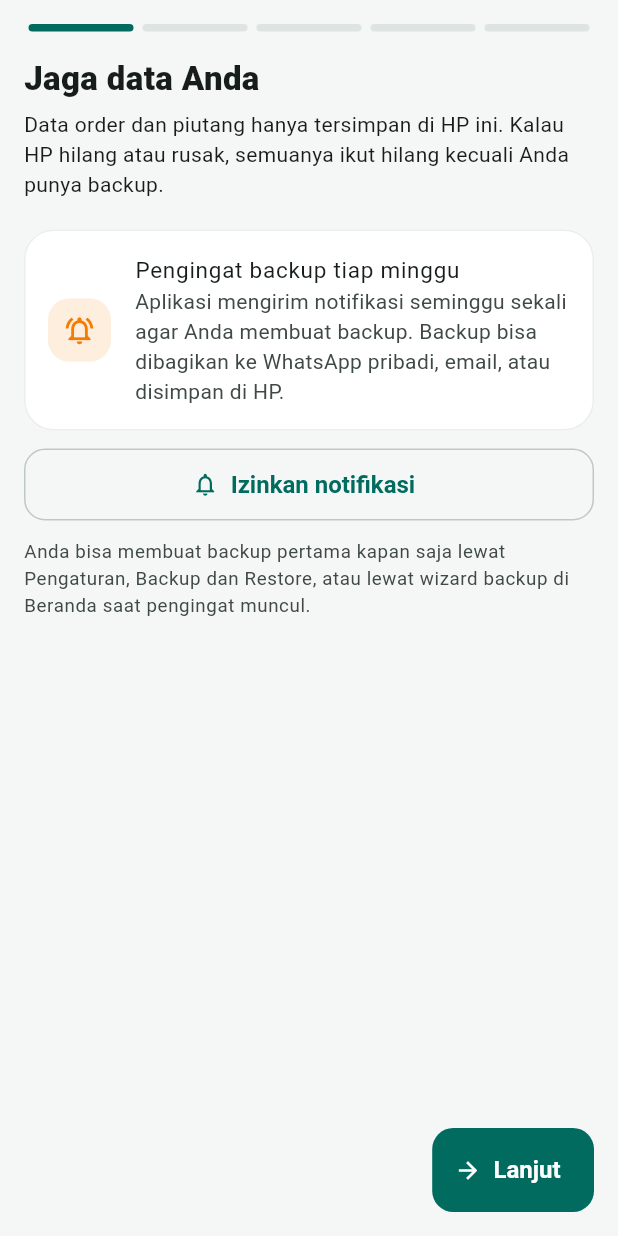
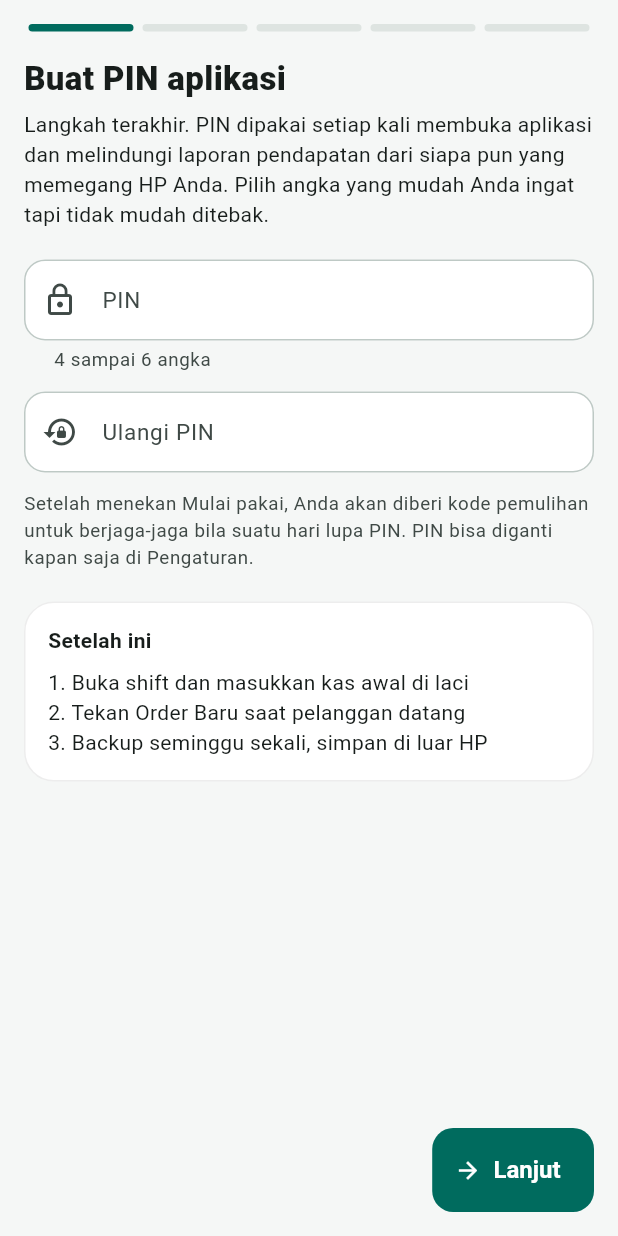
Before and after one commit to fhwattiheluw/Loundry_mobile, a Flutter app: the SetupWizard screen opened directly, swiped to page 5, on a phone screen of 412 x 824 dp. Run offline on Flutter 3.47's test engine with Material 3 defaults, Android fonts, the phone set to English and light mode, and no system bars; our stand-ins replace connectivity_plus, csv, file_picker, fl_chart, flutter_local_notifications, flutter_riverpod and 9 more; missing offline and left inert: esc_pos_utils_plus, mobile_scanner, print_bluetooth_thermal; accounts and stored records are empty.

Commit message:
feat(onboarding): wizard dulu, PIN dibuat di langkah terakhir
Pemasangan baru tidak lagi mendarat di layar PIN dengan PIN bawaan 1234.
Wizard pengaturan awal tampil lebih dulu (nama usaha, harga, printer,
backup), dan pemilik membuat PIN-nya sendiri di langkah terakhir, lalu
langsung masuk.

- Seed: pemilik dibuat tanpa PIN (hash kosong); tidak ada PIN bawaan
- "Pemasangan baru" ditentukan dari data (ownerPinNotSet), bukan flag
  terpisah, sehingga tidak mungkin berselisih dengan keadaan PIN
- createFirstOwnerPin hanya berhasil selama pemilik belum punya PIN,
  supaya PIN pemilik tidak bisa direbut orang yang memegang HP
- Langkah PIN dipindah ke akhir, wajib saat pemasangan baru, dan menolak
  PIN lemah (0000, 1234, 4321, dst)
- PIN disimpan bersama kode pemulihan di akhir wizard
- Pemasangan lama (sudah punya PIN) tetap lewat layar PIN
- Isian wizard terisi ulang bila wizard terputus di tengah
- Bantuan "Pindah ke HP baru" disesuaikan

Co-Authored-By: Claude Sonnet 5.5 <noreply@anthropic.com>
Claude-Session: https://claude.ai/code/session_01Y2UnyvnBCF8gtE9bhPtXxd

```diff
--- a/lib/application/providers.dart
+++ b/lib/application/providers.dart
@@ -49,6 +49,13 @@ final customerRepoProvider = Provider<CustomerRepository>(
 
 final serviceRepoProvider = Provider<ServiceRepository>(
   (ref) => ServiceRepository(ref.watch(databaseProvider)),
+);
+
+/// Benar pada pemasangan baru: pemilik belum membuat PIN. Aplikasi lalu
+/// membuka wizard pengaturan awal, bukan layar masuk, dan PIN dibuat di
+/// langkah terakhir wizard.
+final firstRunProvider = FutureProvider<bool>(
+  (ref) => ref.watch(userRepoProvider).ownerPinNotSet(),
 );
 
 final userRepoProvider = Provider<UserRepository>(
--- a/lib/core/security.dart
+++ b/lib/core/security.dart
@@ -15,6 +15,28 @@ String hashPin(String pin) {
 }
 
 bool verifyPin(String pin, String hash) => hashPin(pin) == hash;
+
+/// PIN yang terlalu mudah ditebak: semua angka sama (0000, 7777) atau
+/// berurutan naik atau turun (1234, 123456, 4321).
+///
+/// Ini tebakan pertama siapa pun yang memegang HP orang lain, dan PIN 1234
+/// persis yang dulu dipakai sebagai PIN bawaan.
+bool isWeakPin(String pin) {
+  if (pin.length < 2) return false;
+
+  var same = true;
+  var up = true;
+  var down = true;
+
+  for (var i = 1; i < pin.length; i++) {
+    final step = pin.codeUnitAt(i) - pin.codeUnitAt(i - 1);
+    if (step != 0) same = false;
+    if (step != 1) up = false;
+    if (step != -1) down = false;
+  }
+
+  return same || up || down;
+}
 
 /// Normalisasi nomor HP Indonesia ke format internasional tanpa tanda plus.
 ///
--- a/lib/data/db/seed.dart
+++ b/lib/data/db/seed.dart
@@ -9,9 +9,13 @@ import 'settings_keys.dart';
 Future<void> seedInitialData(Database db) async {
   final now = DateTime.now().toIso8601String();
 
+  // Pemilik dibuat TANPA PIN (hash kosong, yang tidak pernah cocok dengan PIN
+  // apa pun). Tidak ada PIN bawaan yang sama di semua pemasangan: wizard
+  // pertama kali meminta pemilik membuat PIN-nya sendiri di langkah terakhir,
+  // lewat UserRepository.createFirstOwnerPin.
   await db.insert('users', {
     'name': 'Owner',
-    'pin_hash': hashPin('1234'),
+    'pin_hash': '',
     'role': 'owner',
     'active': 1,
   });
--- a/lib/data/repositories/master_repository.dart
+++ b/lib/data/repositories/master_repository.dart
@@ -269,6 +269,45 @@ class UserRepository {
     return db.insert('users', user.toMap());
   }
 
+  /// Pemasangan baru: pemilik sudah ada tetapi belum membuat PIN.
+  ///
+  /// Dasarnya data, bukan tanda terpisah, supaya "PIN sudah dibuat" dan
+  /// "bukan lagi pemasangan baru" tidak mungkin berselisih.
+  Future<bool> ownerPinNotSet() async {
+    final db = await _db.database;
+    final result = await db.rawQuery(
+      "SELECT COUNT(*) AS c FROM users "
+      "WHERE role = 'owner' AND active = 1 AND pin_hash = ''",
+    );
+    return (Sqflite.firstIntValue(result) ?? 0) > 0;
+  }
+
+  /// Membuat PIN pertama pemilik. Hanya berhasil selama pemilik belum punya
+  /// PIN; sesudahnya melempar [StateError].
+  ///
+  /// Pengaman ini penting: kalau bisa dipanggil kapan saja, siapa pun yang
+  /// memegang HP dapat mengganti PIN pemilik tanpa tahu PIN lamanya.
+  /// Mengembalikan pemilik yang sudah ber-PIN, siap dipakai masuk.
+  Future<AppUser> createFirstOwnerPin(String pin) async {
+    final db = await _db.database;
+
+    final rows = await db.query(
+      'users',
+      where: "role = 'owner' AND active = 1 AND pin_hash = ''",
+      orderBy: 'id',
+      limit: 1,
+    );
+    if (rows.isEmpty) {
+      throw StateError('PIN pemilik sudah pernah dibuat.');
+    }
+
+    final id = rows.first['id'] as int;
+    await setPin(id, pin);
+
+    final updated = await db.query('users', where: 'id = ?', whereArgs: [id]);
+    return AppUser.fromMap(updated.first);
+  }
+
   Future<void> setPin(int userId, String newPin) async {
     final db = await _db.database;
     await db.update('users', {'pin_hash': hashPin(newPin)},
--- a/lib/ui/help/help_screen.dart
+++ b/lib/ui/help/help_screen.dart
@@ -254,10 +254,12 @@ const _sections = [
       tone: 12,
       question: 'Pindah ke HP baru atau data hilang',
       steps: [
-        'Pasang aplikasi di HP baru dan lewati pengaturan awal.',
+        'Pasang aplikasi di HP baru, lalu isi pengaturan awal secukupnya. '
+            'PIN yang dibuat di sini hanya sementara.',
         'Pindahkan berkas backup ke HP baru.',
         'Buka Pengaturan, Backup dan restore, lalu tekan Kembalikan dari '
             'berkas backup.',
+        'Setelah dikembalikan, masuk dengan PIN yang lama.',
       ],
     ),
     HelpTopic(
--- a/lib/ui/onboarding/setup_wizard.dart
+++ b/lib/ui/onboarding/setup_wizard.dart
@@ -5,6 +5,7 @@ import 'package:flutter_riverpod/flutter_riverpod.dart';
 import '../../application/providers.dart';
 import '../../core/design_system.dart';
 import '../../core/formatters.dart';
+import '../../core/security.dart';
 import '../../data/db/settings_keys.dart';
 import '../../domain/models/models.dart';
 import '../settings/printer_settings_screen.dart';
@@ -13,7 +14,13 @@ import '../widgets/layout.dart';
 import '../../core/friendly_error.dart';
 import '../widgets/states.dart';
 
-/// Lima langkah yang harus dilewati toko baru sebelum melayani pelanggan.
+/// Lima langkah yang harus dilewati toko baru sebelum melayani pelanggan:
+/// nama usaha, harga, printer, backup, lalu PIN.
+///
+/// Pada pemasangan baru wizard ini muncul SEBELUM layar masuk, karena
+/// pemilik belum punya PIN. Urusan toko dulu, PIN dibuat paling akhir. Pada
+/// pemasangan lama yang belum menyelesaikannya, wizard muncul sesudah masuk
+/// dan langkah PIN boleh dikosongkan.
 ///
 /// Tanpa layar ini, toko baru mendarat di dashboard bernama "Laundry Saya"
 /// dengan harga contoh, dan sebagian besar pemilik tidak akan pernah
@@ -49,6 +56,25 @@ class _SetupWizardState extends ConsumerState<SetupWizard> {
 
   /// Harga yang sedang diketik, dikunci pada id layanan.
   final _prices = <int, TextEditingController>{};
+
+  @override
+  void initState() {
+    super.initState();
+
+    // Wizard yang terputus di tengah (aplikasi ditutup) dimulai lagi dari
+    // awal; isian yang sudah tersimpan jangan sampai terlihat hilang.
+    final settings = ref.read(settingsRepoProvider);
+    final name = settings.get(SettingsKeys.businessName);
+    final address = settings.get(SettingsKeys.businessAddress);
+
+    if (name != 'Laundry Saya') _nameController.text = name;
+    if (address != 'Jl. Contoh No. 1') _addressController.text = address;
+    _phoneController.text = settings.get(SettingsKeys.businessPhone);
+  }
+
+  /// Benar selama pemilik belum punya PIN. Dibaca dari database lewat
+  /// [firstRunProvider], jadi tidak mungkin berselisih dengan keadaan PIN.
+  bool get _firstRun => ref.read(firstRunProvider).valueOrNull ?? false;
 
   @override
   void dispose() {
@@ -132,12 +158,24 @@ class _SetupWizardState extends ConsumerState<SetupWizard> {
         ref.invalidate(servicesProvider);
         return true;
 
-      case 2:
+      case 4:
         final pin = _pinController.text;
-        if (pin.isEmpty) return true; // Dilewati, PIN lama tetap berlaku.
+
+        if (pin.isEmpty) {
+          if (!_firstRun) return true; // Dilewati, PIN lama tetap berlaku.
+
+          setState(() => _pinError = 'Buat PIN dulu untuk mulai memakai.');
+          return false;
+        }
 
         if (pin.length < 4) {
           setState(() => _pinError = 'PIN minimal 4 angka.');
+          return false;
+        }
+        if (isWeakPin(pin)) {
+          setState(() => _pinError =
+              'PIN ini terlalu mudah ditebak. Hindari 1234, 0000, atau '
+              'angka berurutan.');
           return false;
         }
         if (pin != _pinConfirmController.text) {
@@ -145,8 +183,8 @@ class _SetupWizardState extends ConsumerState<SetupWizard> {
           return false;
         }
 
-        final user = ref.read(currentUserProvider);
-        await ref.read(userRepoProvider).setPin(user.id!, pin);
+        // Baru disimpan di _finish, bersama kode pemulihan, supaya wizard
+        // yang terputus tidak meninggalkan PIN tanpa kode pemulihan.
         setState(() => _pinError = null);
         return true;
 
@@ -158,17 +196,44 @@ class _SetupWizardState extends ConsumerState<SetupWizard> {
   Future<void> _finish() async {
     setState(() => _saving = true);
 
-    // Kode pemulihan dibuat di akhir wizard, bukan saat PIN diganti:
-    // pemilik yang melewati langkah PIN pun tetap harus punya jalan masuk
-    // kembali bila suatu hari ia terkunci di luar.
-    final code = await ref.read(pinRecoveryProvider).generateRecoveryCode();
+    final firstRun = _firstRun;
+    final users = ref.read(userRepoProvider);
+    final pin = _pinController.text;
+    AppUser? owner;
 
-    await ref
-        .read(settingsRepoProvider)
-        .set(SettingsKeys.setupDone, '1');
+    try {
+      if (firstRun) {
+        owner = await users.createFirstOwnerPin(pin);
+      } else if (pin.isNotEmpty) {
+        await users.setPin(ref.read(currentUserProvider).id!, pin);
+      }
 
-    if (mounted) await _showRecoveryCode(code);
+      // Kode pemulihan dibuat di akhir wizard, bukan saat PIN diganti:
+      // pemilik yang melewati langkah PIN pun tetap harus punya jalan masuk
+      // kembali bila suatu hari ia terkunci di luar.
+      final code = await ref.read(pinRecoveryProvider).generateRecoveryCode();
 
+      await ref.read(settingsRepoProvider).set(SettingsKeys.setupDone, '1');
+
+      if (mounted) await _showRecoveryCode(code);
+    } catch (e) {
+      // PIN mungkin sudah tersimpan sebelum galat; baca ulang keadaan
+      // sebenarnya supaya aplikasi tidak macet di wizard.
+      ref.invalidate(firstRunProvider);
+      if (mounted) {
+        setState(() => _saving = false);
+        ScaffoldMessenger.of(context).showSnackBar(
+          SnackBar(content: Text('Belum selesai. ${friendlyError(e)}')),
+        );
+      }
+      return;
+    }
+
+    // Pemilik yang baru saja membuat PIN langsung masuk; menyuruhnya
+    // mengetik PIN yang detik tadi ia buat hanya membuang waktu.
+    if (owner != null) ref.read(sessionProvider.notifier).signIn(owner);
+
+    ref.invalidate(firstRunProvider);
     ref.invalidate(settingsLoadedProvider);
     if (mounted) setState(() => _saving = false);
   }
@@ -263,9 +328,9 @@ class _SetupWizardState extends ConsumerState<SetupWizard> {
                 children: [
                   _stepBusiness(),
                   _stepPrices(),
-                  _stepPin(),
                   _stepPrinter(),
                   _stepBackup(),
+                  _stepPin(),
                 ],
               ),
             ),
@@ -465,19 +530,26 @@ class _SetupWizardState extends ConsumerState<SetupWizard> {
   }
 
   Widget _stepPin() {
+    final firstRun = ref.watch(firstRunProvider).valueOrNull ?? false;
+
     return _wrap(
-      title: 'Ganti PIN Anda',
-      subtitle: 'PIN bawaan 1234 dipakai semua orang yang memasang aplikasi '
-          'ini. Selama belum diganti, siapa pun yang memegang HP Anda bisa '
-          'membuka laporan pendapatan.',
+      title: firstRun ? 'Buat PIN aplikasi' : 'Ganti PIN Anda',
+      subtitle: firstRun
+          ? 'Langkah terakhir. PIN dipakai setiap kali membuka aplikasi dan '
+              'melindungi laporan pendapatan dari siapa pun yang memegang HP '
+              'Anda. Pilih angka yang mudah Anda ingat tapi tidak mudah '
+              'ditebak.'
+          : 'Isi bila ingin mengganti PIN sekarang. Dikosongkan berarti PIN '
+              'lama tetap berlaku.',
       children: [
         TextField(
           controller: _pinController,
           obscureText: true,
           keyboardType: TextInputType.number,
+          inputFormatters: [FilteringTextInputFormatter.digitsOnly],
           maxLength: 6,
           decoration: const InputDecoration(
-            labelText: 'PIN baru',
+            labelText: 'PIN',
             helperText: '4 sampai 6 angka',
             counterText: '',
             prefixIcon: Icon(Icons.lock_outline),
@@ -488,9 +560,10 @@ class _SetupWizardState extends ConsumerState<SetupWizard> {
           controller: _pinConfirmController,
           obscureText: true,
           keyboardType: TextInputType.number,
+          inputFormatters: [FilteringTextInputFormatter.digitsOnly],
           maxLength: 6,
           decoration: InputDecoration(
-            labelText: 'Ulangi PIN baru',
+            labelText: 'Ulangi PIN',
             counterText: '',
             errorText: _pinError,
             prefixIcon: const Icon(Icons.lock_reset),
@@ -498,27 +571,12 @@ class _SetupWizardState extends ConsumerState<SetupWizard> {
         ),
         const SizedBox(height: AppSpacing.md),
         Text(
-          'Dikosongkan berarti PIN tetap 1234, dan bisa diganti nanti di '
-          'Pengaturan. Tapi jangan lama-lama.',
+          firstRun
+              ? 'Setelah menekan Mulai pakai, Anda akan diberi kode pemulihan '
+                  'untuk berjaga-jaga bila suatu hari lupa PIN. PIN bisa '
+                  'diganti kapan saja di Pengaturan.'
+              : 'PIN bisa diganti kapan saja di Pengaturan.',
           style: Theme.of(context).textTheme.bodySmall,
-        ),
-      ],
-    );
-  }
-
-  Widget _stepPrinter() {
-    return _wrap(
-      title: 'Printer nota',
-      subtitle: 'Kalau printer Bluetooth Anda sudah menyala, hubungkan '
-          'sekarang. Kalau belum ada, lewati saja — nota tetap bisa '
-          'dikirim lewat WhatsApp.',
-      children: [
-        OutlinedButton.icon(
-          onPressed: () => Navigator.of(context).push(
-            MaterialPageRoute(builder: (_) => const PrinterSettingsScreen()),
-          ),
-          icon: const Icon(Icons.print_outlined),
-          label: const Text('Hubungkan printer'),
         ),
         const SizedBox(height: AppSpacing.xl),
         const Card(
@@ -540,4 +598,22 @@ class _SetupWizardState extends ConsumerState<SetupWizard> {
       ],
     );
   }
+
+  Widget _stepPrinter() {
+    return _wrap(
+      title: 'Printer nota',
+      subtitle: 'Kalau printer Bluetooth Anda sudah menyala, hubungkan '
+          'sekarang. Kalau belum ada, lewati saja — nota tetap bisa '
+          'dikirim lewat WhatsApp.',
+      children: [
+        OutlinedButton.icon(
+          onPressed: () => Navigator.of(context).push(
+            MaterialPageRoute(builder: (_) => const PrinterSettingsScreen()),
+          ),
+          icon: const Icon(Icons.print_outlined),
+          label: const Text('Hubungkan printer'),
+        ),
+      ],
+    );
+  }
 }
```
Also changed, not shown: lib/app.dart (+17 -4 lines), 3 other files.
